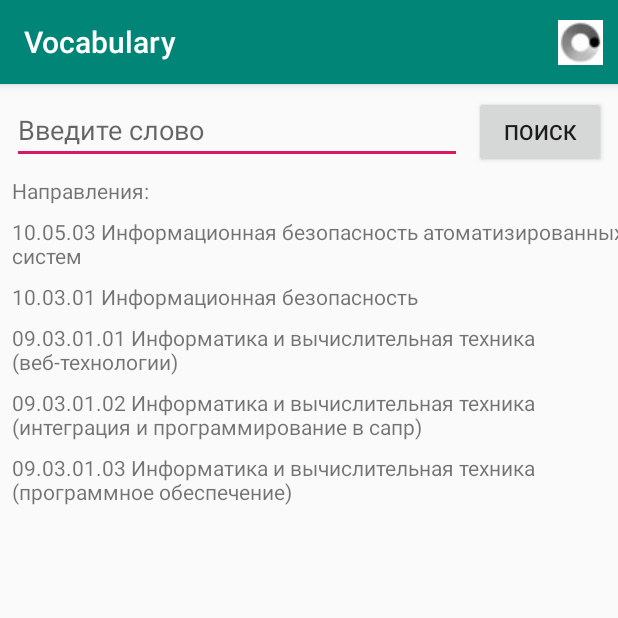
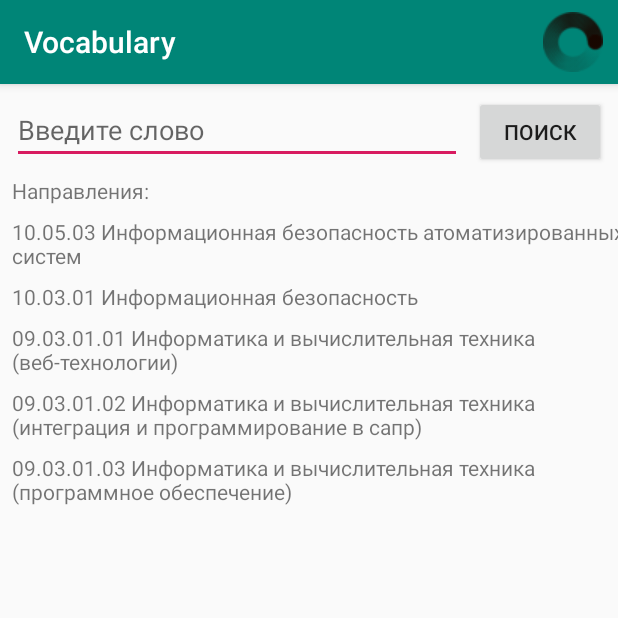
Before and after one commit to pirogovaaaaaa/slovar_polytech, an Android app: the screen it shows after launch (MainActivity), on a phone screen of 412 x 824 dp, the top half of it. Run offline under Robolectric (Android 15) with nearby library versions, the phone set to English and light mode, and no system bars.

Commit message:
Updated menu icon

```diff
--- a/AndroidApp/VocabularyApp/app/src/main/res/values/styles.xml
+++ b/AndroidApp/VocabularyApp/app/src/main/res/values/styles.xml
@@ -10,7 +10,7 @@
     </style>
 
     <style name="OverFlow" parent="Widget.AppCompat.ActionButton.Overflow">
-        <item name="android:src">@drawable/logo_polytech_30x30</item>
+        <item name="android:src">@drawable/logo40x40</item>
     </style>
 
 </resources>
```
Also changed, not shown: AndroidApp/VocabularyApp/app/src/main/res/drawable/logo40x40.png (added), AndroidApp/VocabularyApp/app/src/main/res/drawable/logo_polytech_30x30.jpg (deleted), AndroidApp/VocabularyApp/app/src/main/res/drawable/logo_polytech_50x50.jpg (deleted).
